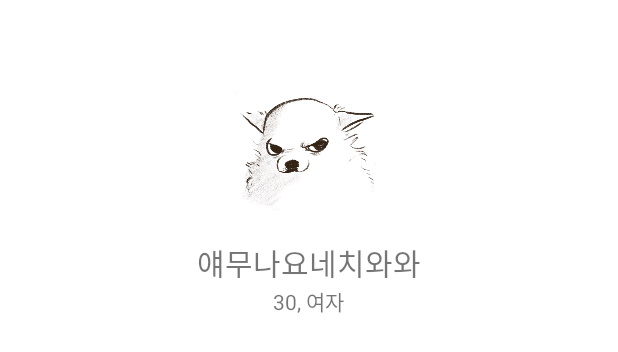
After one commit to uuuuuf/OnlineWalkingClub, an Android app: the layout navigation_header.xml on its own in the app's theme, with its tools: preview values and no code run, on a phone screen of 412 x 824 dp. The commit adds this screen. Shown: the top 352 px of the screen. Run offline under Robolectric (Android 15) with nearby library versions, the phone set to English and light mode, and no system bars.

Commit message:
Navigation Drawer 추가

```diff
--- /dev/null
+++ b/app/src/main/res/drawable/ic_baseline_dehaze_24.xml
@@ -0,0 +1,5 @@
+<vector android:height="24dp" android:tint="#FFFFFF"
+    android:viewportHeight="24" android:viewportWidth="24"
+    android:width="24dp" xmlns:android="http://schemas.android.com/apk/res/android">
+    <path android:fillColor="@android:color/white" android:pathData="M2,15.5v2h20v-2L2,15.5zM2,10.5v2h20v-2L2,10.5zM2,5.5v2h20v-2L2,5.5z"/>
+</vector>
--- /dev/null
+++ b/app/src/main/res/layout/navigation_header.xml
@@ -0,0 +1,34 @@
+<?xml version="1.0" encoding="utf-8"?>
+<LinearLayout
+    xmlns:android="http://schemas.android.com/apk/res/android"
+    xmlns:app="http://schemas.android.com/apk/res-auto"
+    android:layout_width="match_parent"
+    android:layout_height="match_parent"
+    android:orientation="vertical">
+
+    <ImageView
+        android:id="@+id/iv_image"
+        android:layout_width="100dp"
+        android:layout_height="100dp"
+        android:layout_marginTop="50dp"
+        android:layout_gravity="center"
+        app:srcCompat="@drawable/chiwawa" />
+
+    <TextView
+        android:id="@+id/tv_name"
+        android:layout_width="wrap_content"
+        android:layout_height="wrap_content"
+        android:layout_gravity="center"
+        android:layout_marginTop="10dp"
+        android:text="얘무나요네치와와"
+        android:textSize="20sp" />
+
+    <TextView
+        android:id="@+id/tv_info"
+        android:layout_width="wrap_content"
+        android:layout_height="wrap_content"
+        android:layout_gravity="center"
+        android:text="30, 여자"
+        android:textSize="14sp" />
+
+</LinearLayout>
```
Also changed, not shown: app/src/main/AndroidManifest.xml (+14 -3 lines), app/src/main/java/com/soulstring94/onlinewalkingclub/MainActivity.java (+69 -13 lines), app/src/main/java/com/soulstring94/onlinewalkingclub/MyInfoActivity.java (added, +14 -0 lines), app/src/main/res/layout/activity_main.xml (+38 -9 lines), app/src/main/res/layout/activity_my_info.xml (added, +9 -0 lines), app/src/main/res/menu/navigation_menu.xml (added, +9 -0 lines), app/src/main/res/drawable/chiwawa.jpg (added).
